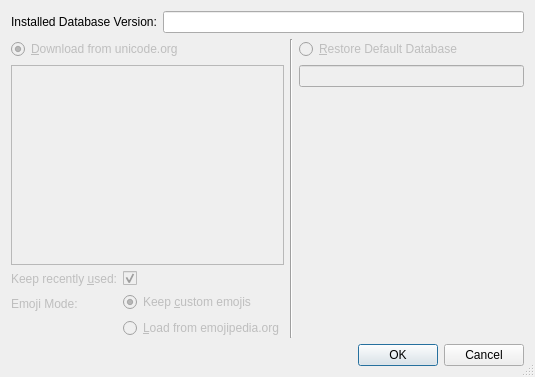
This is UnicodeUtil/resetdatabasedialog.ui in Skycoder42/UniInsert as Qt 5 draws it before an edit. The edited form follows.
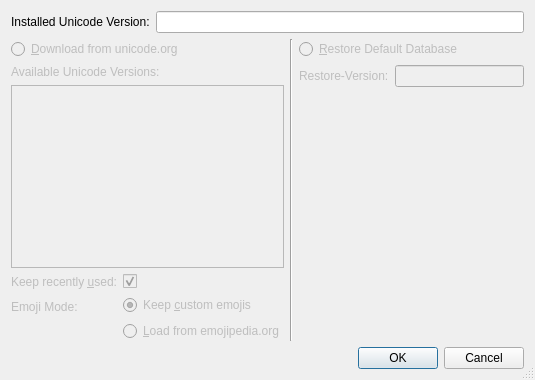
This is the edited form.

What changed in the file:
```diff
--- a/UnicodeUtil/resetdatabasedialog.ui
+++ b/UnicodeUtil/resetdatabasedialog.ui
@@ -7,7 +7,7 @@
     <x>0</x>
     <y>0</y>
     <width>535</width>
-    <height>377</height>
+    <height>380</height>
    </rect>
   </property>
   <property name="windowTitle">
@@ -22,7 +22,7 @@
      <item>
       <widget class="QLabel" name="installedDatabaseVersionLabel">
        <property name="text">
-        <string>Installed Database Version:</string>
+        <string>Installed Unicode Version:</string>
        </property>
       </widget>
      </item>
@@ -62,9 +62,6 @@
             <property name="text">
              <string>&amp;Download from unicode.org</string>
             </property>
-            <property name="checked">
-             <bool>true</bool>
-            </property>
            </widget>
           </item>
           <item>
@@ -74,6 +71,9 @@
         </item>
         <item>
          <widget class="QWidget" name="downloadContentWidget" native="true">
+          <property name="enabled">
+           <bool>false</bool>
+          </property>
           <layout class="QVBoxLayout" name="verticalLayout">
            <property name="leftMargin">
             <number>0</number>
@@ -88,7 +88,21 @@
             <number>0</number>
            </property>
            <item>
-            <widget class="QListView" name="downloadVersionListView"/>
+            <widget class="QLabel" name="label_2">
+             <property name="text">
+              <string>Available Unicode Versions:</string>
+             </property>
+            </widget>
+           </item>
+           <item>
+            <widget class="QListView" name="downloadVersionListView">
+             <property name="editTriggers">
+              <set>QAbstractItemView::NoEditTriggers</set>
+             </property>
+             <property name="alternatingRowColors">
+              <bool>true</bool>
+             </property>
+            </widget>
            </item>
            <item>
             <layout class="QFormLayout" name="formLayout">
@@ -192,13 +206,38 @@
          </widget>
         </item>
         <item>
-         <widget class="QLineEdit" name="restoreVersionLineEdit">
+         <widget class="QWidget" name="restoreContentWidget" native="true">
           <property name="enabled">
            <bool>false</bool>
           </property>
-          <property name="readOnly">
-           <bool>true</bool>
-          </property>
+          <layout class="QHBoxLayout" name="horizontalLayout_4">
+           <property name="leftMargin">
+            <number>0</number>
+           </property>
+           <property name="topMargin">
+            <number>0</number>
+           </property>
+           <property name="rightMargin">
+            <number>0</number>
+           </property>
+           <property name="bottomMargin">
+            <number>0</number>
+           </property>
+           <item>
+            <widget class="QLabel" name="label">
+             <property name="text">
+              <string>Restore-Version:</string>
+             </property>
+            </widget>
+           </item>
+           <item>
+            <widget class="QLineEdit" name="restoreVersionLineEdit">
+             <property name="readOnly">
+              <bool>true</bool>
+             </property>
+            </widget>
+           </item>
+          </layout>
          </widget>
         </item>
         <item>
```
Left out of the diff: 8 changed lines with no effect on the pictures.
